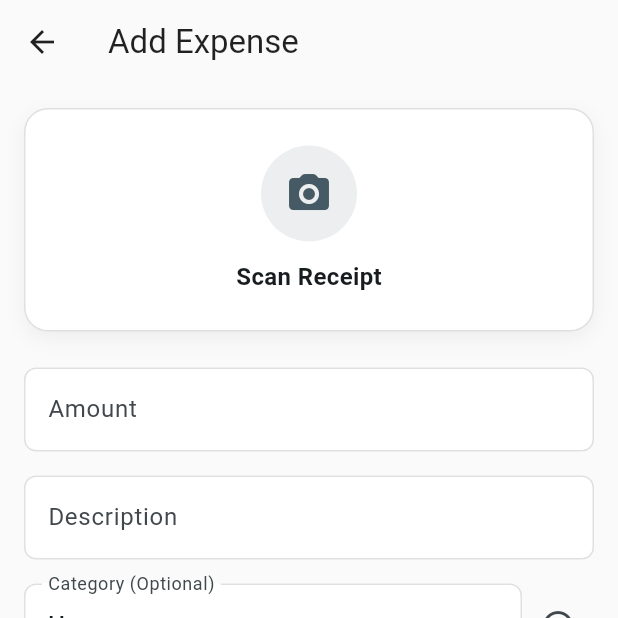
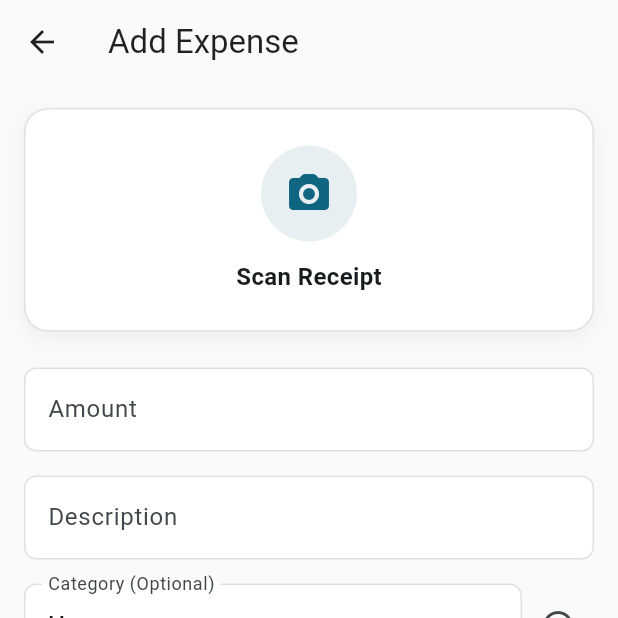
Before and after one commit to KarmaBlank/quantova, a Flutter app: the ExpensesPage screen opened directly, on a phone screen of 412 x 824 dp, the top half of it. Run offline on Flutter 3.47's test engine with Material 3 defaults, Android fonts, the light colour scheme and no system bars; our stand-ins replace bloc, equatable, fl_chart, flutter_bloc, image_picker, objectbox and 2 more; missing offline and left inert: excel, google_mlkit_text_recognition, slang; accounts and stored records are empty; generated files the repository leaves out were written again.

```diff
--- a/lib/features/expenses/presentation/pages/expenses_page.dart
+++ b/lib/features/expenses/presentation/pages/expenses_page.dart
@@ -364,13 +364,13 @@ class _ExpensesPageState extends State<ExpensesPage> {
                       Container(
                         padding: const EdgeInsets.all(16),
                         decoration: BoxDecoration(
-                          color: Theme.of(context).primaryColor.withOpacity(0.1),
+                          color: Theme.of(context).colorScheme.primary.withOpacity(0.1),
                           shape: BoxShape.circle,
                         ),
                         child: Icon(
                           Icons.camera_alt_rounded,
                           size: 32,
-                          color: Theme.of(context).primaryColor,
+                          color: Theme.of(context).colorScheme.primary,
                         ),
                       ),
                       const SizedBox(height: 12),
```
